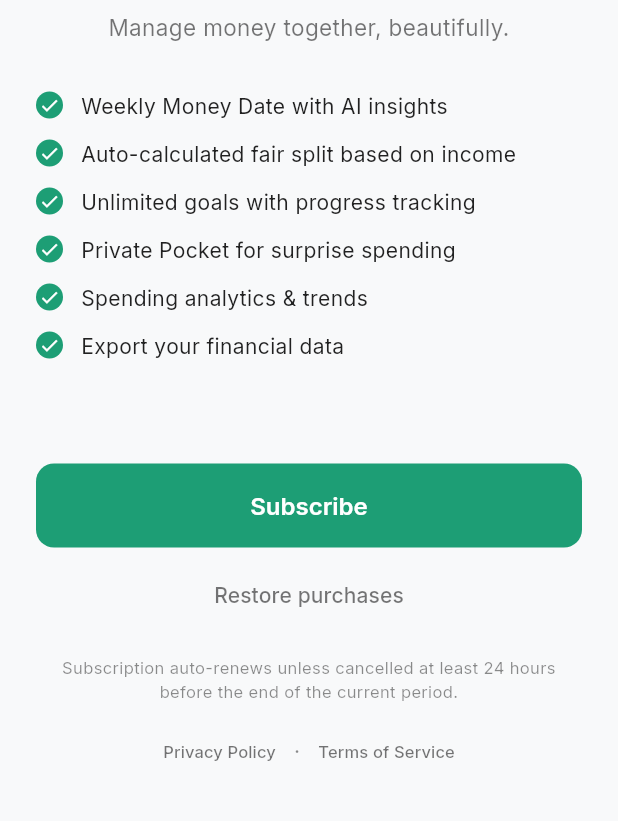
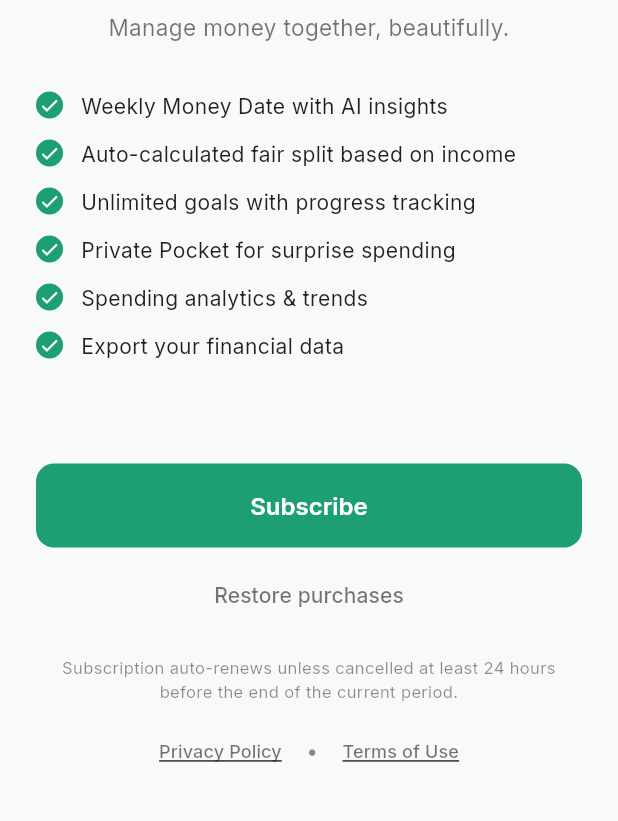
Before and after one commit to NishanBhuje1/practice-projects, a Flutter app: the PaywallScreen screen opened by its route, after a tap on "Privacy Policy", on a phone screen of 412 x 824 dp, the part 288-1109 px from its top. Run offline on Flutter 3.47's test engine with Material 3 defaults, Android fonts, the phone set to English and light mode, and no system bars; our stand-ins replace app_links, fl_chart, flutter_dotenv, flutter_local_notifications, flutter_riverpod, flutter_svg and 8 more; missing offline and left inert: posthog_flutter, purchases_flutter; accounts and stored records are empty; network calls fail.

Commit message:
rejection handle

```diff
--- a/twowallet/lib/features/fair_split/screens/fair_split_screen.dart
+++ b/twowallet/lib/features/fair_split/screens/fair_split_screen.dart
@@ -15,6 +15,7 @@ import '../providers/income_provider.dart';
 import '../../../shared/providers/auth_provider.dart';
 import '../../../shared/providers/subscription_provider.dart';
 import '../../../data/repositories/household_repository.dart';
+import '../../../core/utils/premium_gate.dart';
 import '../../../data/services/analytics_service.dart';
 
 class FairSplitScreen extends ConsumerStatefulWidget {
@@ -151,7 +152,9 @@ class _FairSplitScreenState extends ConsumerState<FairSplitScreen> {
                   ),
               ] else ...[
                 GestureDetector(
-                  onTap: () => context.push('/paywall'),
+                  onTap: () async {
+                    await requirePremium(context, ref, featureName: 'Auto Fair Split');
+                  },
                   child: Container(
                     padding: const EdgeInsets.all(14),
                     margin: const EdgeInsets.only(bottom: 16),
--- a/twowallet/lib/features/paywall/screens/paywall_screen.dart
+++ b/twowallet/lib/features/paywall/screens/paywall_screen.dart
@@ -148,6 +148,13 @@ class _PaywallScreenState extends ConsumerState<PaywallScreen> {
     }
   }
 
+  Future<void> _launchUrl(String url) async {
+    final uri = Uri.parse(url);
+    if (await canLaunchUrl(uri)) {
+      await launchUrl(uri, mode: LaunchMode.externalApplication);
+    }
+  }
+
   @override
   Widget build(BuildContext context) {
     final subAsync = ref.watch(subscriptionStatusProvider);
@@ -167,7 +174,13 @@ class _PaywallScreenState extends ConsumerState<PaywallScreen> {
                   icon: const Icon(Icons.close, color: Colors.black54),
                   onPressed: () {
                     AnalyticsService.paywallDismissed(_trigger);
-                    context.pop();
+                    if (Navigator.of(context).canPop()) {
+                      Navigator.of(context).pop();
+                    } else if (context.canPop()) {
+                      context.pop();
+                    } else {
+                      context.go('/home');
+                    }
                   },
                 ),
               ),
@@ -319,7 +332,15 @@ class _PaywallScreenState extends ConsumerState<PaywallScreen> {
                   if (isOnTrial) ...[
                     const SizedBox(height: 8),
                     OutlinedButton(
-                      onPressed: _isPurchasing ? null : () => context.pop(),
+                      onPressed: _isPurchasing ? null : () {
+                        if (Navigator.of(context).canPop()) {
+                          Navigator.of(context).pop();
+                        } else if (context.canPop()) {
+                          context.pop();
+                        } else {
+                          context.go('/home');
+                        }
+                      },
                       style: OutlinedButton.styleFrom(
                         minimumSize: const Size(double.infinity, 52),
                         side: const BorderSide(color: Color(0xFF1D9E75)),
@@ -360,27 +381,28 @@ class _PaywallScreenState extends ConsumerState<PaywallScreen> {
                     mainAxisAlignment: MainAxisAlignment.center,
                     children: [
                       TextButton(
-                        onPressed: () => launchUrl(
-                          Uri.parse('https://twowallet.app/privacy'),
-                          mode: LaunchMode.externalApplication,
-                        ),
+                        onPressed: () => _launchUrl('https://twowallet.app/privacy'),
                         child: Text(
                           'Privacy Policy',
                           style: GoogleFonts.inter(
-                              fontSize: 11, color: Colors.black54),
+                            fontSize: 12,
+                            color: Colors.black54,
+                            decoration: TextDecoration.underline,
+                          ),
                         ),
                       ),
-                      const Text('·',
-                          style: TextStyle(color: Colors.black45)),
+                      const Text(' • ', style: TextStyle(color: Colors.black45)),
                       TextButton(
-                        onPressed: () => launchUrl(
-                          Uri.parse('https://twowallet.app/terms'),
-                          mode: LaunchMode.externalApplication,
+                        onPressed: () => _launchUrl(
+                          'https://www.apple.com/legal/internet-services/itunes/dev/stdeula/',
                         ),
                         child: Text(
-                          'Terms of Service',
+                          'Terms of Use',
                           style: GoogleFonts.inter(
-                              fontSize: 11, color: Colors.black54),
+                            fontSize: 12,
+                            color: Colors.black54,
+                            decoration: TextDecoration.underline,
+                          ),
                         ),
                       ),
                     ],
--- a/twowallet/pubspec.yaml
+++ b/twowallet/pubspec.yaml
@@ -1,7 +1,7 @@
 name: twowallet
 description: Mine. Yours. Ours.
 publish_to: none
-version: 1.0.0+27
+version: 1.0.4+30
 
 environment:
   sdk: ">=3.2.0 <4.0.0"
```
Also changed, not shown: twowallet/lib/features/analytics/screens/analytics_screen.dart (+6 -4 lines), twowallet/lib/features/spending/screens/add_transaction_screen.dart (+9 -1 lines).
